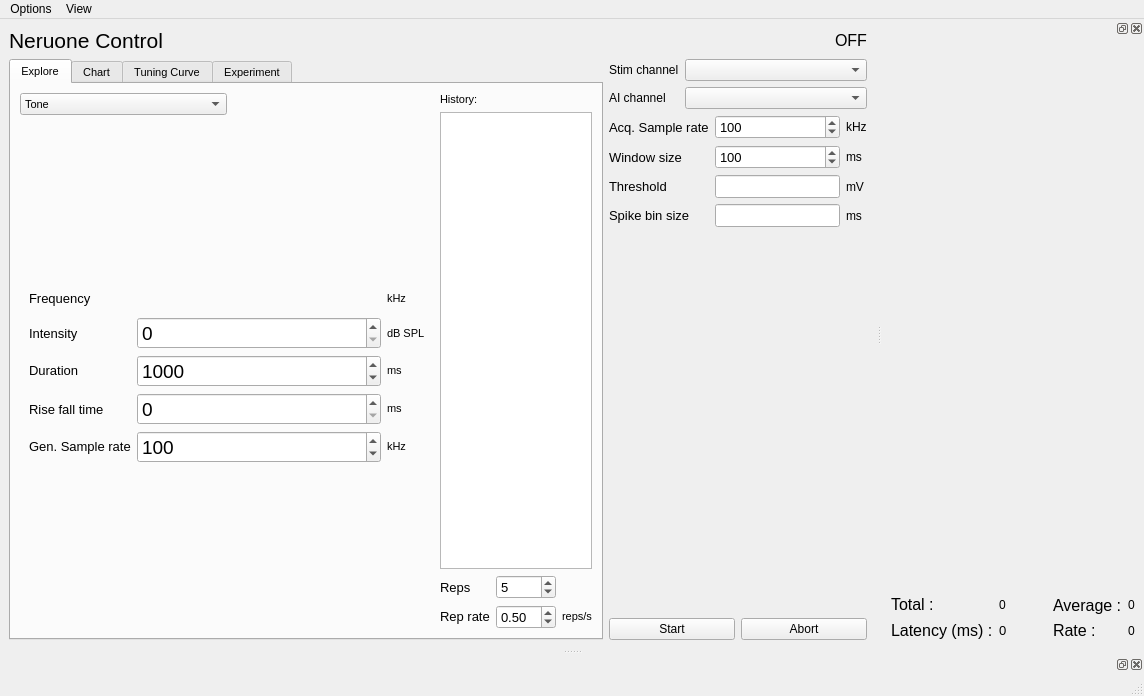
First picture: the form in main/main_control.ui, repository portfors-lab/sparkle, before the edit.
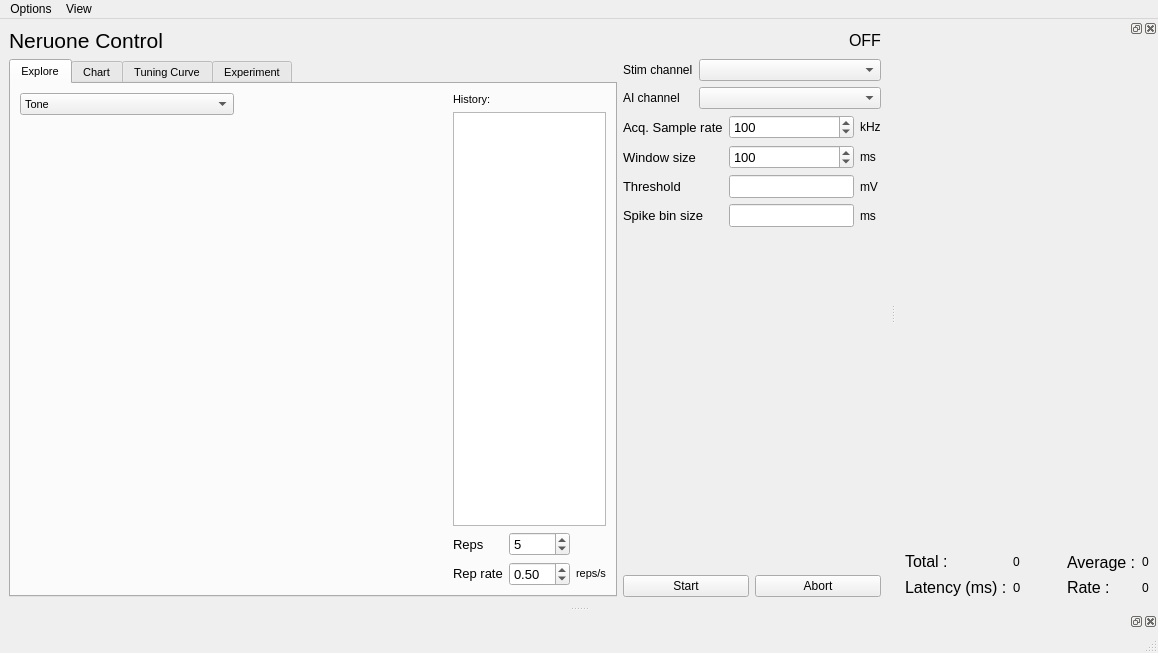
Second picture: the form after the edit. The open tabs and pages were chosen to show the change. Custom widgets are drawn as their Qt base class.

The edit to the form file:
```diff
--- a/main/main_control.ui
+++ b/main/main_control.ui
@@ -6,8 +6,8 @@
    <rect>
     <x>0</x>
     <y>0</y>
-    <width>1144</width>
-    <height>696</height>
+    <width>1158</width>
+    <height>653</height>
    </rect>
   </property>
   <property name="windowTitle">
@@ -129,218 +129,7 @@
               <widget class="QWidget" name="page">
                <layout class="QVBoxLayout" name="verticalLayout_6">
                 <item>
-                 <layout class="QGridLayout" name="gridLayout_5">
-                  <item row="0" column="2">
-                   <widget class="QLabel" name="funit_lbl1">
-                    <property name="text">
-                     <string>kHz</string>
-                    </property>
-                   </widget>
-                  </item>
-                  <item row="0" column="0">
-                   <widget class="QLabel" name="label_41">
-                    <property name="sizePolicy">
-                     <sizepolicy hsizetype="Fixed" vsizetype="Preferred">
-                      <horstretch>0</horstretch>
-                      <verstretch>0</verstretch>
-                     </sizepolicy>
-                    </property>
-                    <property name="font">
-                     <font>
-                      <pointsize>10</pointsize>
-                     </font>
-                    </property>
-                    <property name="text">
-                     <string>Frequency</string>
-                    </property>
-                   </widget>
-                  </item>
-                  <item row="4" column="0">
-                   <widget class="QLabel" name="label_40">
-                    <property name="font">
-                     <font>
-                      <pointsize>10</pointsize>
-                     </font>
-                    </property>
-                    <property name="text">
-                     <string>Rise fall time</string>
-                    </property>
-                   </widget>
-                  </item>
-                  <item row="5" column="2">
-                   <widget class="QLabel" name="funit_lbl2">
-                    <property name="sizePolicy">
-                     <sizepolicy hsizetype="Fixed" vsizetype="Fixed">
-                      <horstretch>0</horstretch>
-                      <verstretch>0</verstretch>
-                     </sizepolicy>
-                    </property>
-                    <property name="text">
-                     <string>kHz</string>
-                    </property>
-                   </widget>
-                  </item>
-                  <item row="5" column="1">
-                   <widget class="QSpinBox" name="extone_aosr_spnbx">
-                    <property name="font">
-                     <font>
-                      <pointsize>14</pointsize>
-                     </font>
-                    </property>
-                    <property name="minimum">
-                     <number>10</number>
-                    </property>
-                    <property name="maximum">
-                     <number>1000</number>
-                    </property>
-                    <property name="singleStep">
-                     <number>10</number>
-                    </property>
-                    <property name="value">
-                     <number>100</number>
-                    </property>
-                   </widget>
-                  </item>
-                  <item row="5" column="0">
-                   <widget class="QLabel" name="label_37">
-                    <property name="sizePolicy">
-                     <sizepolicy hsizetype="Fixed" vsizetype="Fixed">
-                      <horstretch>0</horstretch>
-                      <verstretch>0</verstretch>
-                     </sizepolicy>
-                    </property>
-                    <property name="font">
-                     <font>
-                      <pointsize>10</pointsize>
-                     </font>
-                    </property>
-                    <property name="text">
-                     <string>Gen. Sample rate</string>
-                    </property>
-                   </widget>
-                  </item>
-                  <item row="4" column="2">
-                   <widget class="QLabel" name="tunit_lbl3">
-                    <property name="sizePolicy">
-                     <sizepolicy hsizetype="Fixed" vsizetype="Fixed">
-                      <horstretch>0</horstretch>
-                      <verstretch>0</verstretch>
-                     </sizepolicy>
-                    </property>
-                    <property name="text">
-                     <string>ms</string>
-                    </property>
-                   </widget>
-                  </item>
-                  <item row="4" column="1">
-                   <widget class="QSpinBox" name="extone_risefall_spnbx">
-                    <property name="font">
-                     <font>
-                      <pointsize>14</pointsize>
-                     </font>
-                    </property>
-                    <property name="maximum">
-                     <number>100</number>
-                    </property>
-                   </widget>
-                  </item>
-                  <item row="2" column="0">
-                   <widget class="QLabel" name="label_32">
-                    <property name="sizePolicy">
-                     <sizepolicy hsizetype="Preferred" vsizetype="Fixed">
-                      <horstretch>0</horstretch>
-                      <verstretch>0</verstretch>
-                     </sizepolicy>
-                    </property>
-                    <property name="font">
-                     <font>
-                      <pointsize>10</pointsize>
-                     </font>
-                    </property>
-                    <property name="text">
-                     <string>Duration</string>
-                    </property>
-                   </widget>
-                  </item>
-                  <item row="2" column="1">
-                   <widget class="QSpinBox" name="extone_dur_spnbx">
-                    <property name="font">
-                     <font>
-                      <pointsize>14</pointsize>
-                     </font>
-                    </property>
-                    <property name="minimum">
-                     <number>100</number>
-                    </property>
-                    <property name="maximum">
-                     <number>50000</number>
-                    </property>
-                    <property name="singleStep">
-                     <number>100</number>
-                    </property>
-                    <property name="value">
-                     <number>1000</number>
-                    </property>
-                   </widget>
-                  </item>
-                  <item row="2" column="2">
-                   <widget class="QLabel" name="tunit_lbl2">
-                    <property name="sizePolicy">
-                     <sizepolicy hsizetype="Preferred" vsizetype="Fixed">
-                      <horstretch>0</horstretch>
-                      <verstretch>0</verstretch>
-                     </sizepolicy>
-                    </property>
-                    <property name="text">
-                     <string>ms</string>
-                    </property>
-                   </widget>
-                  </item>
-                  <item row="1" column="0">
-                   <widget class="QLabel" name="label_42">
-                    <property name="font">
-                     <font>
-                      <pointsize>10</pointsize>
-                     </font>
-                    </property>
-                    <property name="text">
-                     <string>Intensity</string>
-                    </property>
-                   </widget>
-                  </item>
-                  <item row="1" column="1">
-                   <widget class="QSpinBox" name="extone_db_spnbx">
-                    <property name="font">
-                     <font>
-                      <pointsize>14</pointsize>
-                     </font>
-                    </property>
-                   </widget>
-                  </item>
-                  <item row="1" column="2">
-                   <widget class="QLabel" name="label_6">
-                    <property name="text">
-                     <string>dB SPL</string>
-                    </property>
-                   </widget>
-                  </item>
-                  <item row="0" column="1">
-                   <widget class="IncrementInput" name="extone_freq_spnbx" native="true">
-                    <property name="sizePolicy">
-                     <sizepolicy hsizetype="Preferred" vsizetype="Fixed">
-                      <horstretch>0</horstretch>
-                      <verstretch>0</verstretch>
-                     </sizepolicy>
-                    </property>
-                    <property name="minimumSize">
-                     <size>
-                      <width>0</width>
-                      <height>25</height>
-                     </size>
-                    </property>
-                   </widget>
-                  </item>
-                 </layout>
+                 <widget class="QWidget" name="widget" native="true"/>
                 </item>
                </layout>
               </widget>
@@ -1573,7 +1362,7 @@
     <rect>
      <x>0</x>
      <y>0</y>
-     <width>1144</width>
+     <width>1158</width>
      <height>21</height>
     </rect>
    </property>
@@ -1790,12 +1579,6 @@
    <header>audiolab.plotting.custom_plots</header>
    <container>1</container>
   </customwidget>
-  <customwidget>
-   <class>IncrementInput</class>
-   <extends>QWidget</extends>
-   <header>audiolab.main.incrementer</header>
-   <container>1</container>
-  </customwidget>
  </customwidgets>
  <resources/>
  <connections>
```
Left out of the diff: 98 changed lines with no effect on the pictures.
